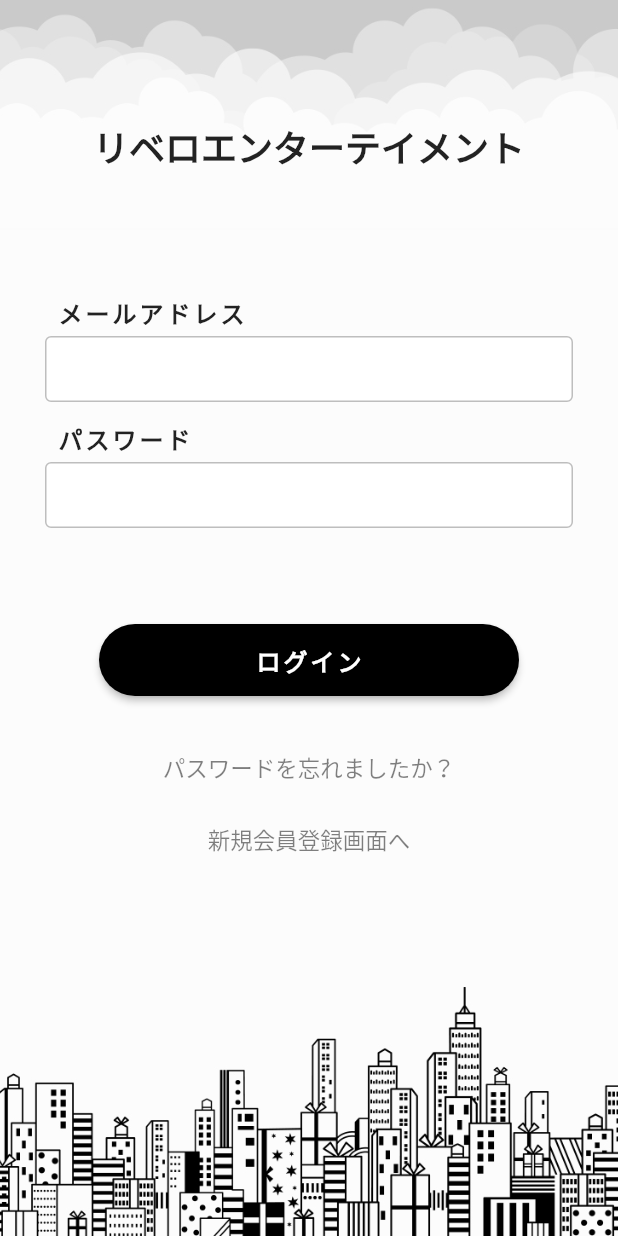
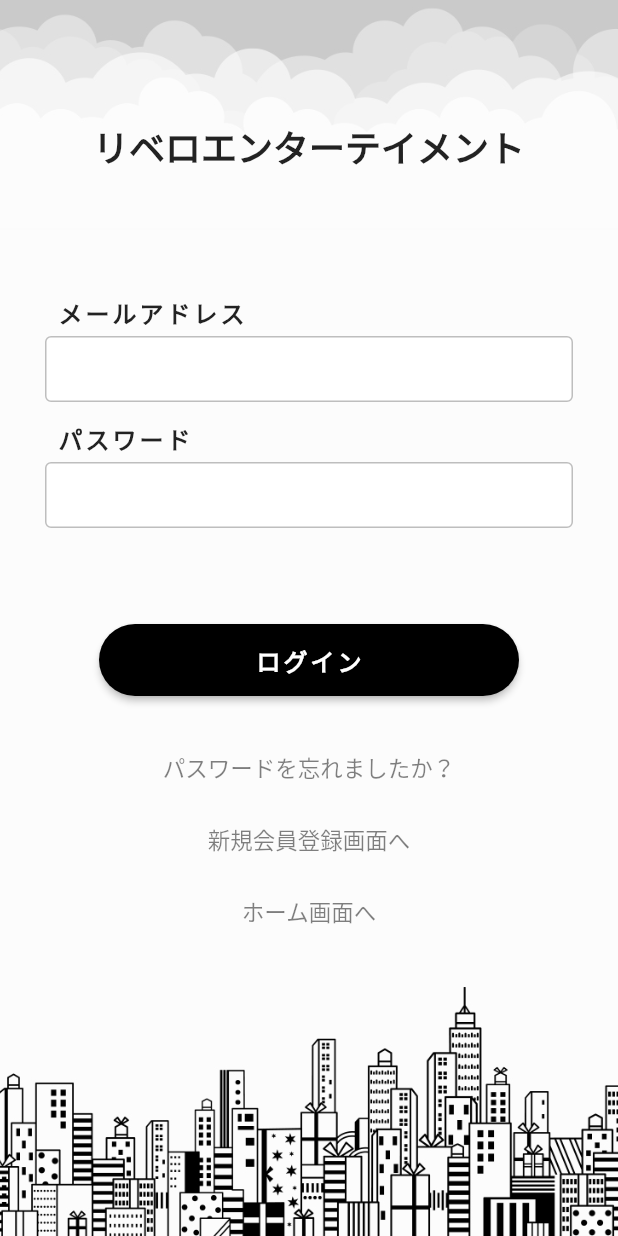
Before and after one commit to PlayBody/Libero, a Flutter app: the ConnectLogin screen opened by its route, on a phone screen of 412 x 824 dp. Run offline on Flutter 3.47's test engine with Material 2 defaults, Android fonts, the phone set to English and light mode, and no system bars; our stand-ins replace carousel_slider, chewie, dio, file_picker, firebase_core, firebase_messaging and 15 more; missing offline and left inert: external_path, firebase_core_web, firebase_database_web, firebase_messaging_web, flutter_app_badger, flutter_dialogs and 10 more; accounts and stored records are empty; network calls fail.

Commit message:
2022 last work update

```diff
--- a/lib/src/interface/connect/connect_login.dart
+++ b/lib/src/interface/connect/connect_login.dart
@@ -124,6 +124,15 @@ class _ConnectLogin extends State<ConnectLogin> {
                           ),
                           onPressed: () =>
                               Navigator.pushNamed(context, '/Register'),
+                        ),
+                        TextButton(
+                          child: Text(
+                            'ホーム画面へ',
+                            style:
+                                TextStyle(color: Colors.black.withOpacity(0.5)),
+                          ),
+                          onPressed: () =>
+                              Navigator.pushNamed(context, '/Home'),
                         )
                       ],
                     )),
```
Also changed, not shown: lib/src/interface/connect/layout/connect_bottom.dart (+5 -3 lines), 2 other files.
